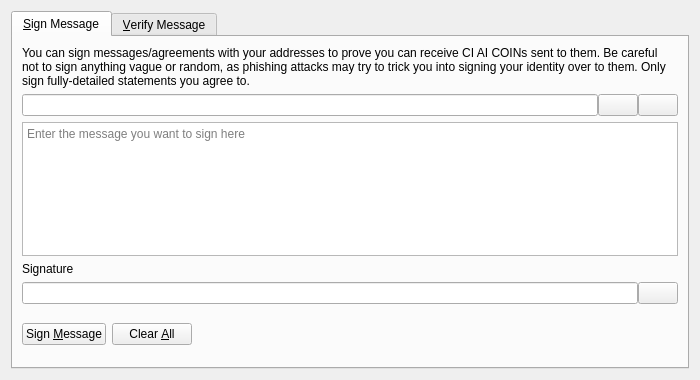
Before: the Qt Designer form src/qt/forms/signverifymessagedialog.ui in shawnfanAkz/cbaicoin, drawn with Qt 5.
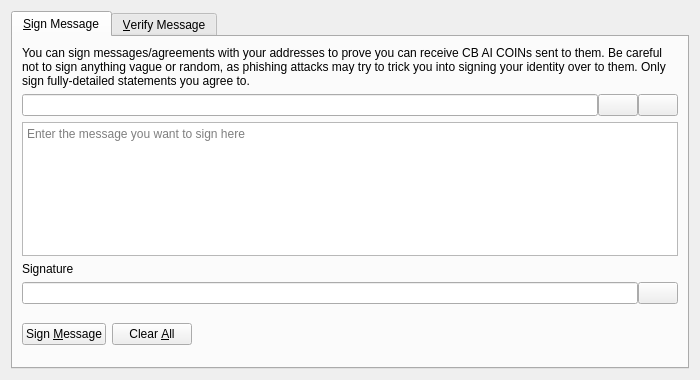
After: the same form once the commit is applied. Icons and pictures are not drawn. Custom widgets are drawn as their Qt base class.

Patch:
```diff
--- a/src/qt/forms/signverifymessagedialog.ui
+++ b/src/qt/forms/signverifymessagedialog.ui
@@ -30,7 +30,7 @@
        <item>
         <widget class="QLabel" name="infoLabel_SM">
          <property name="text">
-          <string>You can sign messages/agreements with your addresses to prove you can receive CI AI COINs sent to them. Be careful not to sign anything vague or random, as phishing attacks may try to trick you into signing your identity over to them. Only sign fully-detailed statements you agree to.</string>
+          <string>You can sign messages/agreements with your addresses to prove you can receive CB AI COINs sent to them. Be careful not to sign anything vague or random, as phishing attacks may try to trick you into signing your identity over to them. Only sign fully-detailed statements you agree to.</string>
          </property>
          <property name="textFormat">
           <enum>Qt::PlainText</enum>
```
Left out of the diff: 26 changed lines with no effect on the pictures.
